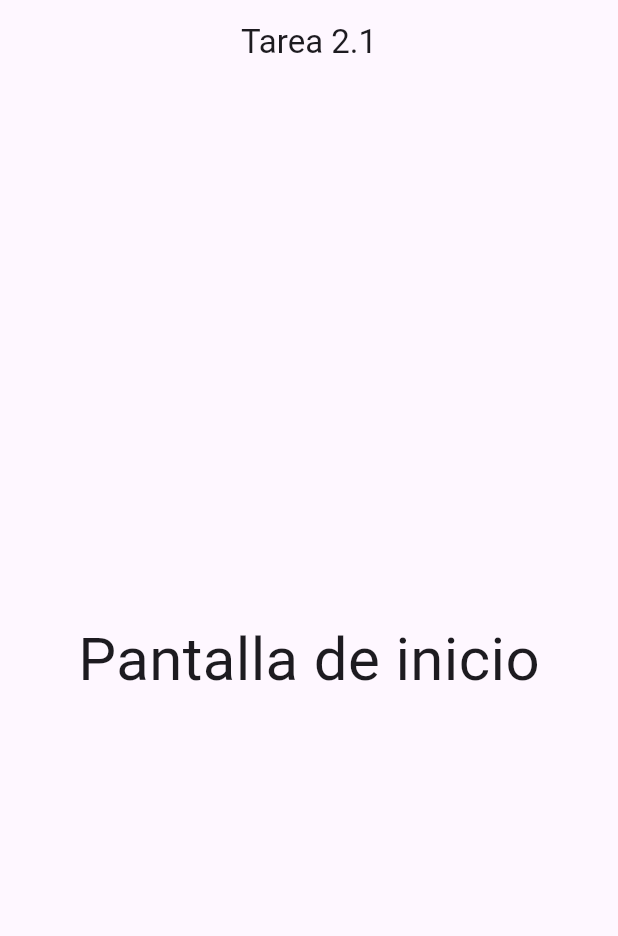
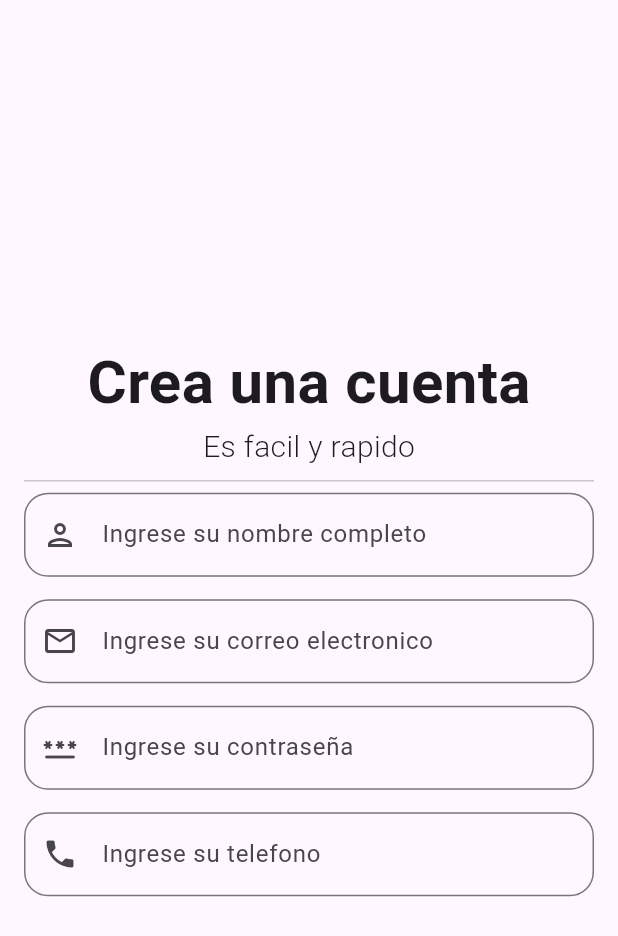
Before and after one commit to MaikollEnamorado/tarea_2_1, a Flutter app: the screen it shows after launch, on a phone screen of 412 x 824 dp. Shown: the top 936 px of the screen. Run offline on Flutter 3.47's test engine with Material 3 defaults, Android fonts, the phone set to English and light mode, and no system bars; our stand-ins replace go_router.

Commit message:
Creacion del diseño del registration page y del widget text field

```diff
--- a/lib/main.dart
+++ b/lib/main.dart
@@ -1,6 +1,7 @@
 import 'package:flutter/material.dart';
 import 'package:go_router/go_router.dart';
 import 'package:tarea_2_1/src/views/home_page.dart';
+import 'package:tarea_2_1/src/views/registration_page.dart';
 
 void main() => runApp(const MyApp());
 
@@ -11,13 +12,20 @@ class MyApp extends StatelessWidget {
   Widget build(BuildContext context) {
     return MaterialApp.router(
       routerConfig: GoRouter(
-        initialLocation: '/home',
+        initialLocation: '/registration',
         routes: [
           GoRoute(
             name: 'home',
             path: '/home',
             builder: (context, state){
               return const HomePage();
+            }
+          ),
+          GoRoute(
+            name: 'registration',
+            path: '/registration',
+            builder: (context, state){
+              return const RegistrationPage();
             }
           )
         ]
--- /dev/null
+++ b/lib/src/views/registration_page.dart
@@ -0,0 +1,56 @@
+import 'package:flutter/material.dart';
+import 'package:tarea_2_1/src/widgets/text_field_widget.dart';
+
+class RegistrationPage extends StatelessWidget {
+  const RegistrationPage({super.key});
+
+  @override
+  Widget build(BuildContext context) {
+    return Scaffold(
+      body: SafeArea(
+        child: Padding(
+          padding: const EdgeInsets.symmetric(horizontal: 16.0),
+          child: Center(
+            child: Column(
+              mainAxisAlignment: MainAxisAlignment.center,
+              children: [
+                Text(
+                  'Crea una cuenta',
+                  style: TextStyle(fontSize: 40, fontWeight: FontWeight.bold),
+                ),
+                Text(
+                  'Es facil y rapido',
+                  style: TextStyle(fontSize: 20, fontWeight: FontWeight.w300),
+                ),
+                Divider(),
+                TextFieldWidget(
+                  hintTexto: 'Ingrese su nombre completo',
+                  preIcono: Icons.person_outlined,
+                ),
+                SizedBox(height: 15,),
+                TextFieldWidget(
+                  hintTexto: 'Ingrese su correo electronico',
+                  preIcono: Icons.email_outlined,
+                  tipoTeclado: TextInputType.emailAddress,
+                ),
+                SizedBox(height: 15,),
+                TextFieldWidget(
+                  hintTexto: 'Ingrese su contraseña',
+                  preIcono: Icons.password_rounded,
+                  tipoTeclado: TextInputType.visiblePassword,
+                  ocultarTexto: true,
+                ),
+                SizedBox(height: 15,),
+                TextFieldWidget(
+                  hintTexto: 'Ingrese su telefono',
+                  preIcono: Icons.phone,
+                  tipoTeclado: TextInputType.phone,
+                ),
+              ],
+            ),
+          ),
+        )
+      ),
+    );
+  }
+}
--- /dev/null
+++ b/lib/src/widgets/text_field_widget.dart
@@ -0,0 +1,31 @@
+import 'package:flutter/material.dart';
+
+class TextFieldWidget extends StatelessWidget {
+  const TextFieldWidget({
+    super.key,
+    required this.hintTexto,
+    this.preIcono,
+    this.tipoTeclado,
+    this.ocultarTexto
+  });
+
+  final String hintTexto;
+  final IconData? preIcono;
+  final TextInputType? tipoTeclado;
+  final bool? ocultarTexto;
+
+  @override
+  Widget build(BuildContext context) {
+    return TextField(
+      keyboardType: tipoTeclado,
+      obscureText: ocultarTexto ?? false,
+      decoration: InputDecoration(
+        border: OutlineInputBorder(
+          borderRadius: BorderRadius.circular(16),
+        ),
+        hintText: hintTexto,
+        prefixIcon: Icon(preIcono),
+      ),
+    );
+  }
+}
```
